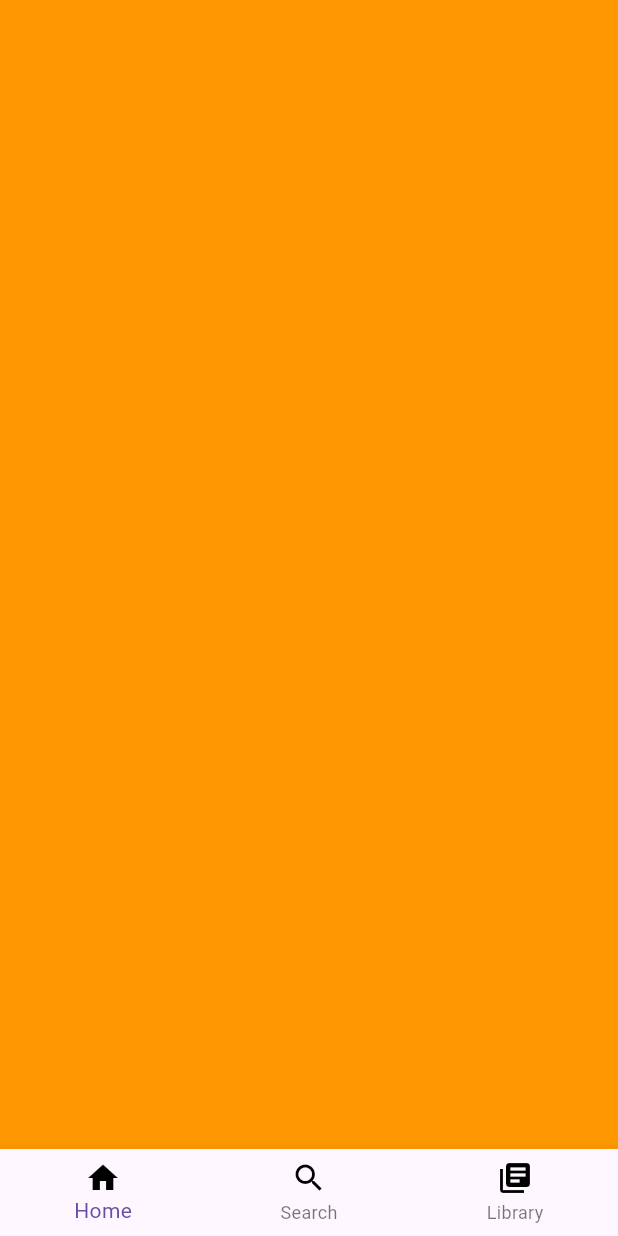
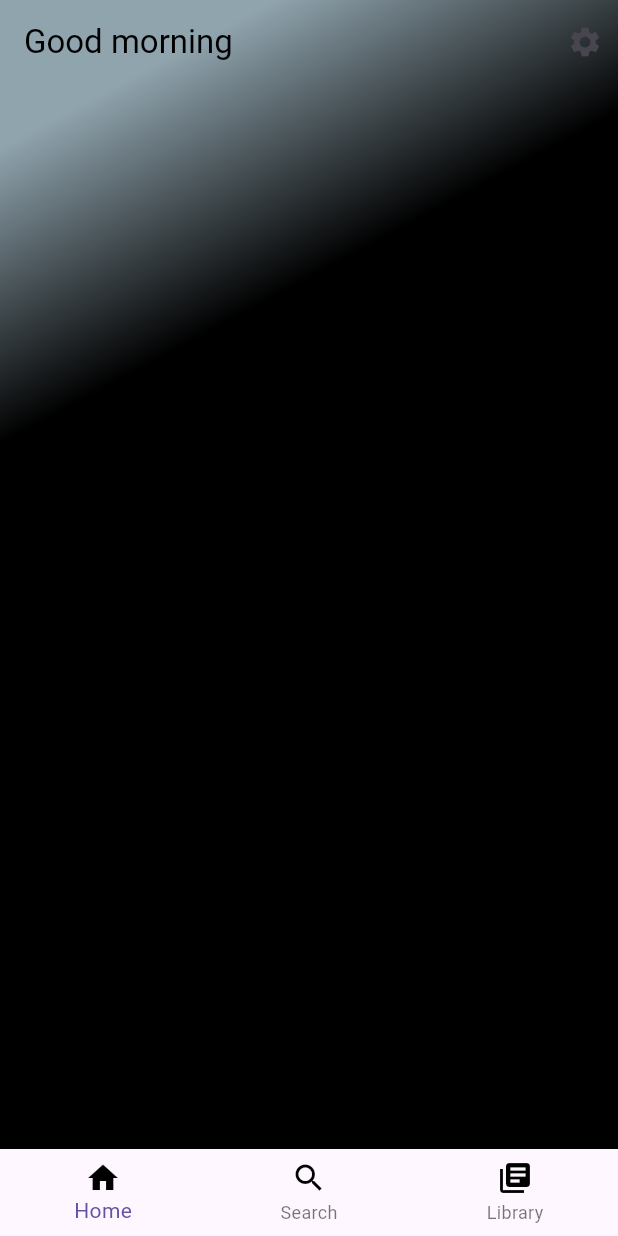
Before and after one commit to mahmudurfahim/Spotify-Clone, a Flutter app: the screen it shows after launch, on a phone screen of 412 x 824 dp. Run offline on Flutter 3.47's test engine with Material 3 defaults, Android fonts, the phone set to English and light mode, and no system bars.

Commit message:
Initial Commit

```diff
--- a/lib/screens/home.dart
+++ b/lib/screens/home.dart
@@ -2,13 +2,43 @@ import 'package:flutter/material.dart';
 
 class Home extends StatelessWidget {
   const Home({Key? key}) : super(key: key);
+
+  createAppBar(String message){
+    return AppBar(
+      backgroundColor: Colors.transparent,
+      elevation: 0.0,
+      title: Text(message,style: const TextStyle(
+        color: Colors.black)),
+
+      actions: const [Padding(
+        padding: EdgeInsets.only(right: 10),
+
+          child: Icon(Icons.settings))],
+
+    );
+
+  }
 
   @override
   Widget build(BuildContext context) {
     return SafeArea(
 
         child:Container(
-          color: Colors.orange,
+
+          decoration: BoxDecoration(
+            gradient: LinearGradient(colors: [
+              Colors.blueGrey.shade300,
+              Colors.black],
+                begin: Alignment.topLeft,
+                end: Alignment.bottomRight,
+                stops:const [0.1, 0.3]
+            )
+          ),
+
+          child: Column(children: [
+            createAppBar('Good morning')
+
+          ],),
 
         )
 
```
